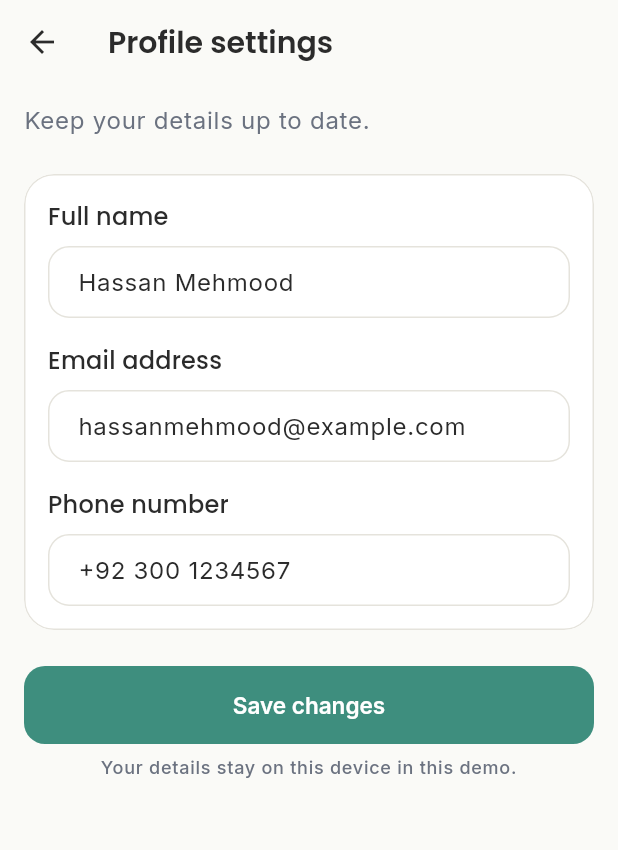
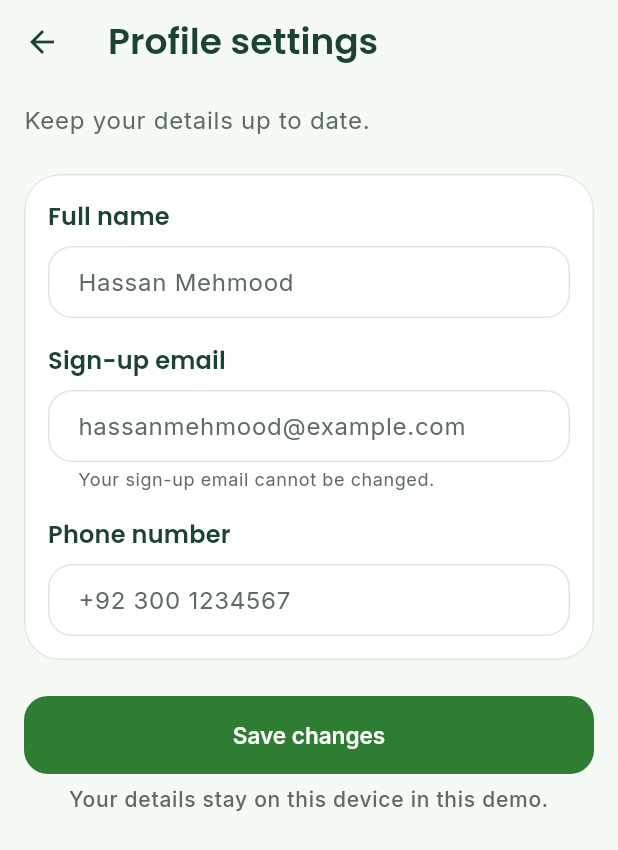
Before and after one commit to hassanmehmood2511/digital-wellbeing-app, a Flutter app: the screen it shows after launch, item 6 of the bottom bar chosen, after a tap on "Profile details", on a phone screen of 412 x 824 dp. Shown: the top 850 px of the screen. Run offline on Flutter 3.47's test engine with Material 3 defaults, Android fonts, the phone set to English and light mode, and no system bars; our stand-ins replace google_fonts.

Commit message:
Change theme to one design system and  modify bottom bar

```diff
--- a/lib/core/routing/app_navigation_shell.dart
+++ b/lib/core/routing/app_navigation_shell.dart
@@ -84,8 +84,8 @@ class _DestinationPlaceholder extends StatelessWidget {
             children: [
               CircleAvatar(
                 radius: 32,
-                backgroundColor: BehtarColors.primarySoft,
-                foregroundColor: BehtarColors.primaryDark,
+                backgroundColor: BehtarColors.mint,
+                foregroundColor: BehtarColors.primary,
                 child: Icon(icon, size: 30),
               ),
               const SizedBox(height: BehtarSpacing.base),
--- a/lib/core/theme/app_theme.dart
+++ b/lib/core/theme/app_theme.dart
@@ -1,18 +1,17 @@
 import 'package:flutter/material.dart';
+import 'package:google_fonts/google_fonts.dart';
 
 abstract final class BehtarColors {
-  static const background = Color(0xFFFAFAF7);
+  static const primary = Color(0xFF2E7D32);
+  static const secondary = Color(0xFF4CAF50);
+  static const lightGreen = Color(0xFF81C784);
+  static const sage = Color(0xFFA5D6A7);
+  static const mint = Color(0xFFE8F5E9);
+  static const background = Color(0xFFF5FAF5);
   static const surface = Color(0xFFFFFFFF);
-  static const primaryText = Color(0xFF2B2B2B);
-  static const secondaryText = Color(0xFF6B7280);
-  static const primary = Color(0xFF3E8E7E);
-  static const primaryDark = Color(0xFF2F7164);
-  static const primarySoft = Color(0xFFE6F3F0);
-  static const secondary = Color(0xFF8B7BB8);
-  static const success = Color(0xFF2F9E72);
-  static const warning = Color(0xFFD99A3D);
-  static const error = Color(0xFFC95F5F);
-  static const border = Color(0xFFE5E3DC);
+  static const primaryText = Color(0xFF1B4332);
+  static const secondaryText = Color(0xFF5C6B63);
+  static const border = Color(0xFFDDE8DD);
 }
 
 abstract final class BehtarSpacing {
@@ -22,12 +21,13 @@ abstract final class BehtarSpacing {
   static const base = 16.0;
   static const lg = 24.0;
   static const xl = 32.0;
-  static const xxl = 48.0;
+  static const xxl = 40.0;
 }
 
 abstract final class BehtarRadii {
-  static const card = 20.0;
-  static const control = 14.0;
+  static const card = 24.0;
+  static const control = 16.0;
+  static const hero = 32.0;
   static const pill = 100.0;
 }
 
@@ -36,76 +36,107 @@ abstract final class AppTheme {
     final colorScheme = ColorScheme.light(
       primary: BehtarColors.primary,
       onPrimary: BehtarColors.surface,
+      primaryContainer: BehtarColors.mint,
+      onPrimaryContainer: BehtarColors.primary,
       secondary: BehtarColors.secondary,
+      onSecondary: BehtarColors.surface,
+      secondaryContainer: BehtarColors.mint,
+      onSecondaryContainer: BehtarColors.primary,
+      tertiary: BehtarColors.lightGreen,
+      onTertiary: BehtarColors.primaryText,
+      tertiaryContainer: BehtarColors.sage,
+      onTertiaryContainer: BehtarColors.primaryText,
+      errorContainer: BehtarColors.mint,
+      onErrorContainer: BehtarColors.primaryText,
+      error: BehtarColors.primaryText,
+      onError: BehtarColors.surface,
       surface: BehtarColors.surface,
       onSurface: BehtarColors.primaryText,
-      error: BehtarColors.error,
-      onError: BehtarColors.surface,
+      onSurfaceVariant: BehtarColors.secondaryText,
+      surfaceContainerLowest: BehtarColors.surface,
+      surfaceContainerLow: BehtarColors.background,
+      surfaceContainer: BehtarColors.mint,
+      surfaceContainerHigh: BehtarColors.sage,
+      surfaceContainerHighest: BehtarColors.sage,
+      surfaceDim: BehtarColors.background,
+      surfaceBright: BehtarColors.surface,
+      outline: BehtarColors.border,
+      outlineVariant: BehtarColors.border,
+      shadow: BehtarColors.primaryText,
+      scrim: BehtarColors.primaryText,
+      inverseSurface: BehtarColors.primaryText,
+      onInverseSurface: BehtarColors.surface,
+      inversePrimary: BehtarColors.lightGreen,
+      surfaceTint: BehtarColors.primary,
     );
 
     return ThemeData(
       useMaterial3: true,
       colorScheme: colorScheme,
       scaffoldBackgroundColor: BehtarColors.background,
-      fontFamily: 'Inter',
-      textTheme: const TextTheme(
-        headlineSmall: TextStyle(
-          fontFamily: 'Poppins',
+      fontFamily: GoogleFonts.inter().fontFamily,
+      fontFamilyFallback: const ['sans-serif'],
+      textTheme: TextTheme(
+        headlineLarge: GoogleFonts.poppins(
+          fontSize: 32,
+          fontWeight: FontWeight.w700,
+          color: BehtarColors.primaryText,
+        ).copyWith(fontFamilyFallback: const ['Inter']),
+        headlineMedium: GoogleFonts.poppins(
           fontSize: 24,
           fontWeight: FontWeight.w600,
           color: BehtarColors.primaryText,
-        ),
-        titleLarge: TextStyle(
-          fontFamily: 'Poppins',
+        ).copyWith(fontFamilyFallback: const ['Inter']),
+        headlineSmall: GoogleFonts.poppins(
           fontSize: 20,
           fontWeight: FontWeight.w600,
           color: BehtarColors.primaryText,
+        ).copyWith(fontFamilyFallback: const ['Inter']),
+        titleLarge: GoogleFonts.poppins(
+          fontSize: 20,
+          fontWeight: FontWeight.w600,
+          color: BehtarColors.primaryText,
+        ).copyWith(fontFamilyFallback: const ['Inter']),
+        titleMedium: GoogleFonts.poppins(
+          fontSize: 16,
+          fontWeight: FontWeight.w600,
+          color: BehtarColors.primaryText,
+        ).copyWith(fontFamilyFallback: const ['Inter']),
+        bodyLarge: GoogleFonts.inter(
+          fontSize: 16,
+          color: BehtarColors.secondaryText,
         ),
-        titleMedium: TextStyle(
-          fontFamily: 'Poppins',
-          fontSize: 16,
-          fontWeight: FontWeight.w500,
-          color: BehtarColors.primaryText,
-        ),
-        bodyLarge: TextStyle(
-          fontSize: 16,
-          color: BehtarColors.primaryText,
-        ),
-        bodyMedium: TextStyle(
+        bodyMedium: GoogleFonts.inter(
           fontSize: 14,
           color: BehtarColors.secondaryText,
         ),
-        labelMedium: TextStyle(
-          fontSize: 12,
-          fontWeight: FontWeight.w500,
+        labelMedium: GoogleFonts.inter(
+          fontSize: 14,
           color: BehtarColors.secondaryText,
         ),
       ),
-      appBarTheme: const AppBarTheme(
+      appBarTheme: AppBarTheme(
         backgroundColor: BehtarColors.background,
         foregroundColor: BehtarColors.primaryText,
         elevation: 0,
         centerTitle: false,
-        titleTextStyle: TextStyle(
-          fontFamily: 'Poppins',
-          fontSize: 20,
+        titleTextStyle: GoogleFonts.poppins(
+          fontSize: 24,
           fontWeight: FontWeight.w600,
           color: BehtarColors.primaryText,
-        ),
+        ).copyWith(fontFamilyFallback: const ['Inter']),
       ),
       navigationBarTheme: NavigationBarThemeData(
         backgroundColor: BehtarColors.surface,
         surfaceTintColor: Colors.transparent,
-        elevation: 3,
+        elevation: 0,
         height: 76,
         labelBehavior: NavigationDestinationLabelBehavior.alwaysShow,
-        indicatorColor: BehtarColors.primarySoft,
+        indicatorColor: BehtarColors.mint,
         iconTheme: WidgetStateProperty.resolveWith((states) {
           final selected = states.contains(WidgetState.selected);
           return IconThemeData(
-            color: selected
-                ? BehtarColors.primaryDark
-                : BehtarColors.secondaryText,
+            color: selected ? BehtarColors.primary : BehtarColors.sage,
             size: 24,
           );
         }),
@@ -115,15 +146,15 @@ abstract final class AppTheme {
             fontFamily: 'Inter',
             fontSize: 11,
             fontWeight: selected ? FontWeight.w600 : FontWeight.w500,
-            color: selected
-                ? BehtarColors.primaryDark
-                : BehtarColors.secondaryText,
+            color: selected ? BehtarColors.primary : BehtarColors.sage,
           );
         }),
       ),
       cardTheme: CardThemeData(
         color: BehtarColors.surface,
-        elevation: 0,
+        elevation: 1,
+        shadowColor: BehtarColors.primaryText.withValues(alpha: 0.04),
+        surfaceTintColor: Colors.transparent,
         shape: RoundedRectangleBorder(
           borderRadius: BorderRadius.circular(BehtarRadii.card),
           side: const BorderSide(color: BehtarColors.border),
@@ -155,18 +186,24 @@ abstract final class AppTheme {
         space: 1,
       ),
       switchTheme: SwitchThemeData(
-        thumbColor: WidgetStateProperty.resolveWith((states) {
-          if (states.contains(WidgetState.selected)) {
-            return BehtarColors.surface;
-          }
-          return null;
+        thumbColor: WidgetStateProperty.all(BehtarColors.surface),
+        trackColor: WidgetStateProperty.resolveWith((states) {
+          return states.contains(WidgetState.selected)
+              ? BehtarColors.secondary
+              : BehtarColors.sage;
         }),
-        trackColor: WidgetStateProperty.resolveWith((states) {
-          if (states.contains(WidgetState.selected)) {
-            return BehtarColors.primary;
-          }
-          return null;
-        }),
+      ),
+      outlinedButtonTheme: OutlinedButtonThemeData(
+        style: OutlinedButton.styleFrom(
+          minimumSize: const Size.fromHeight(52),
+          backgroundColor: BehtarColors.mint,
+          foregroundColor: BehtarColors.primary,
+          side: const BorderSide(color: BehtarColors.mint),
+          textStyle: const TextStyle(fontWeight: FontWeight.w600),
+          shape: RoundedRectangleBorder(
+            borderRadius: BorderRadius.circular(BehtarRadii.control),
+          ),
+        ),
       ),
       filledButtonTheme: FilledButtonThemeData(
         style: FilledButton.styleFrom(
@@ -183,6 +220,24 @@ abstract final class AppTheme {
           ),
         ),
       ),
+      snackBarTheme: const SnackBarThemeData(
+        backgroundColor: BehtarColors.mint,
+        contentTextStyle: TextStyle(color: BehtarColors.primaryText),
+        behavior: SnackBarBehavior.floating,
+      ),
+      dialogTheme: DialogThemeData(
+        backgroundColor: BehtarColors.surface,
+        surfaceTintColor: Colors.transparent,
+        titleTextStyle: GoogleFonts.poppins(
+          fontSize: 20,
+          fontWeight: FontWeight.w600,
+          color: BehtarColors.primaryText,
+        ).copyWith(fontFamilyFallback: const ['Inter']),
+        contentTextStyle: GoogleFonts.inter(
+          fontSize: 16,
+          color: BehtarColors.secondaryText,
+        ),
+      ),
     );
   }
 }
--- a/lib/features/settings/profile_screen.dart
+++ b/lib/features/settings/profile_screen.dart
@@ -37,12 +37,12 @@ class ProfileScreen extends StatelessWidget {
                 children: [
                   CircleAvatar(
                     radius: 32,
-                    backgroundColor: BehtarColors.primarySoft,
-                    foregroundColor: BehtarColors.primaryDark,
+                    backgroundColor: BehtarColors.mint,
+                    foregroundColor: BehtarColors.primary,
                     child: Text(
                       _initials(controller.fullName),
                       style: Theme.of(context).textTheme.titleLarge?.copyWith(
-                            color: BehtarColors.primaryDark,
+                            color: BehtarColors.primary,
                           ),
                     ),
                   ),
@@ -80,7 +80,7 @@ class ProfileScreen extends StatelessWidget {
                   SettingsActionTile(
                     icon: Icons.person_outline_rounded,
                     title: 'Profile details',
-                    subtitle: 'Edit your name, email and phone',
+                    subtitle: 'Edit your name and phone',
                     onTap: () => _open(
                       context,
                       ProfileSettingsScreen(controller: controller),
--- a/lib/features/settings/profile_settings_screen.dart
+++ b/lib/features/settings/profile_settings_screen.dart
@@ -58,18 +58,10 @@ class _ProfileSettingsScreenState extends State<ProfileSettingsScreen> {
                 ),
                 const SizedBox(height: BehtarSpacing.base),
                 _ProfileField(
-                  label: 'Email address',
+                  label: 'Sign-up email',
                   controller: _emailController,
-                  keyboardType: TextInputType.emailAddress,
-                  validator: (value) {
-                    if (value == null || value.trim().isEmpty) {
-                      return 'Enter your email address';
-                    }
-                    if (!value.contains('@') || !value.contains('.')) {
-                      return 'Enter a valid email address';
-                    }
-                    return null;
-                  },
+                  readOnly: true,
+                  helperText: 'Your sign-up email cannot be changed.',
                 ),
                 const SizedBox(height: BehtarSpacing.base),
                 _ProfileField(
@@ -82,10 +74,7 @@ class _ProfileSettingsScreenState extends State<ProfileSettingsScreen> {
           ),
         ),
         const SizedBox(height: BehtarSpacing.lg),
-        SettingsSaveButton(
-          isSaving: _isSaving,
-          onPressed: _saveProfile,
-        ),
+        SettingsSaveButton(isSaving: _isSaving, onPressed: _saveProfile),
         const SizedBox(height: BehtarSpacing.sm),
         Center(
           child: Text(
@@ -105,7 +94,6 @@ class _ProfileSettingsScreenState extends State<ProfileSettingsScreen> {
     if (!mounted) return;
     widget.controller.updateProfile(
       fullName: _nameController.text.trim(),
-      email: _emailController.text.trim(),
       phone: _phoneController.text.trim(),
     );
     setState(() => _isSaving = false);
@@ -120,9 +108,9 @@ class _ProfileIntro extends StatelessWidget {
   Widget build(BuildContext context) {
     return Text(
       'Keep your details up to date.',
-      style: Theme.of(context).textTheme.bodyLarge?.copyWith(
-            color: BehtarColors.secondaryText,
-          ),
+      style: Theme.of(
+        context,
+      ).textTheme.bodyLarge?.copyWith(color: BehtarColors.secondaryText),
     );
   }
 }
@@ -133,12 +121,16 @@ class _ProfileField extends StatelessWidget {
     required this.controller,
     this.keyboardType,
     this.validator,
+    this.readOnly = false,
+    this.helperText,
   });
 
   final String label;
   final TextEditingController controller;
   final TextInputType? keyboardType;
   final FormFieldValidator<String>? validator;
+  final bool readOnly;
+  final String? helperText;
 
   @override
   Widget build(BuildContext context) {
@@ -153,6 +145,8 @@ class _ProfileField extends StatelessWidget {
           controller: controller,
           keyboardType: keyboardType,
           validator: validator,
+          readOnly: readOnly,
+          decoration: InputDecoration(helperText: helperText),
           textCapitalization: keyboardType == TextInputType.emailAddress
               ? TextCapitalization.none
               : TextCapitalization.words,
--- a/lib/features/settings/settings_controller.dart
+++ b/lib/features/settings/settings_controller.dart
@@ -1,8 +1,10 @@
 import 'package:flutter/foundation.dart';
 
 class SettingsController extends ChangeNotifier {
+  SettingsController({this.email = 'hassanmehmood@example.com'});
+
   String fullName = 'Hassan Mehmood';
-  String email = 'hassanmehmood@example.com';
+  final String email;
   String phone = '+92 300 1234567';
   String selectedLanguage = 'English';
 
@@ -11,13 +13,8 @@ class SettingsController extends ChangeNotifier {
   bool dailyCheckInEnabled = true;
   bool wellbeingTipsEnabled = false;
 
-  void updateProfile({
-    required String fullName,
-    required String email,
-    required String phone,
-  }) {
+  void updateProfile({required String fullName, required String phone}) {
     this.fullName = fullName;
-    this.email = email;
     this.phone = phone;
     notifyListeners();
   }
--- a/lib/features/settings/settings_widgets.dart
+++ b/lib/features/settings/settings_widgets.dart
@@ -64,6 +64,8 @@ class SettingsCard extends StatelessWidget {
   Widget build(BuildContext context) {
     return Material(
       color: BehtarColors.surface,
+      elevation: 1,
+      shadowColor: BehtarColors.primaryText.withValues(alpha: 0.04),
       shape: RoundedRectangleBorder(
         borderRadius: BorderRadius.circular(BehtarRadii.card),
         side: const BorderSide(color: BehtarColors.border),
@@ -100,8 +102,8 @@ class SettingsActionTile extends StatelessWidget {
       ),
       leading: CircleAvatar(
         radius: 22,
-        backgroundColor: BehtarColors.primarySoft,
-        foregroundColor: BehtarColors.primaryDark,
+        backgroundColor: BehtarColors.mint,
+        foregroundColor: BehtarColors.primary,
         child: Icon(icon, size: 21),
       ),
       title: Text(title, style: Theme.of(context).textTheme.titleMedium),
```
Also changed, not shown: lib/core/theme/app_colors.dart (deleted, +0 -25 lines), lib/core/theme/app_typography.dart (deleted, +0 -39 lines), lib/features/settings/account_settings_screen.dart (+18 -12 lines).
